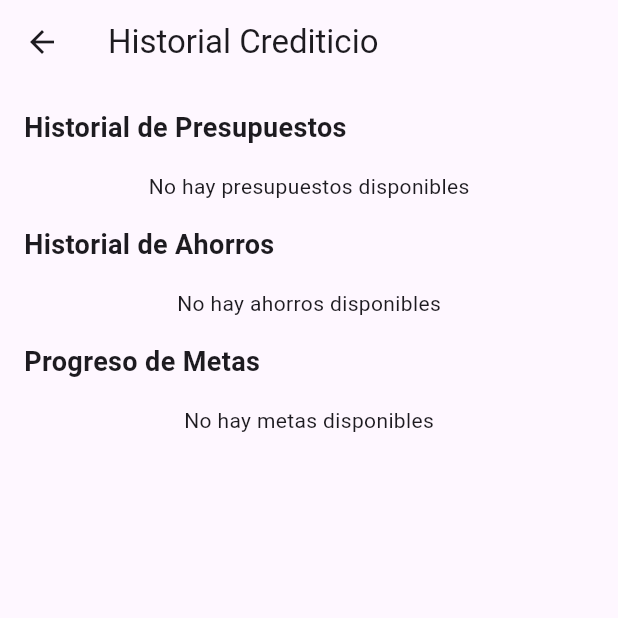
After one commit to AlfonsoMaPo/Proyecto_AhorroTrack, a Flutter app: the HomePage screen opened by its route, in the side drawer, after a tap on "Historial Crediticio", on a phone screen of 412 x 824 dp, the top half of it. The commit adds this screen. Run offline on Flutter 3.47's test engine with Material 3 defaults, Android fonts, the phone set to English and light mode, and no system bars; our stand-ins replace cloud_firestore, firebase_auth, firebase_core, get; accounts and stored records are empty; network calls fail.

Commit message:
Historial y retos finalizados

```diff
--- a/lib/Controllers/presupuesto_controller.dart
+++ b/lib/Controllers/presupuesto_controller.dart
@@ -41,6 +41,10 @@ class PresupuestoController extends GetxController {
 
   addPresupuestos(Presupuesto presupuestos) async {
     try {
+      if (presupuestos.gastoTotal < 0 || presupuestos.montoTotal < 0) {
+         throw Exception("Los valores no pueden ser negativos.");
+         }
+
       final User? user = FirebaseAuth.instance.currentUser;
       if (user == null) throw Exception("Usuario no autenticado");
 
@@ -57,6 +61,10 @@ class PresupuestoController extends GetxController {
 
   actualizarPresupuestos(Presupuesto presupuestos) async {
     try {
+      if (presupuestos.gastoTotal < 0 || presupuestos.montoTotal < 0) {
+        throw Exception("Los valores no pueden ser negativos.");
+        }
+
       await baseData.collection('Presupuestos').doc(presupuestos.id).update(presupuestos.toJson());
       getPresupuestos();
       getUltimoPresupuesto();
--- a/lib/Pages/ahorros_page.dart
+++ b/lib/Pages/ahorros_page.dart
@@ -103,7 +103,7 @@ class AhorrosPage extends StatelessWidget {
             final ahorro = ahorroController.ahorros[index];
             return Card(
               child: ListTile(
-                leading: const Icon(Icons.savings),
+                leading: const Icon(Icons.savings,color:Colors.pinkAccent),
                 title: Text('Monto: LPS ${ahorro.monto}'),
                 subtitle: Column(
                   crossAxisAlignment: CrossAxisAlignment.start,
@@ -113,7 +113,7 @@ class AhorrosPage extends StatelessWidget {
                   ],
                 ),
                 trailing: IconButton(
-                  icon: const Icon(Icons.delete),
+                  icon: const Icon(Icons.delete,color: Colors.red,),
                   onPressed: () {
                     ahorroController.eliminarAhorro(ahorro.id);
                   },
--- /dev/null
+++ b/lib/Pages/historial_crediticiopage.dart
@@ -0,0 +1,125 @@
+import 'package:flutter/material.dart';
+import 'package:get/get.dart';
+import 'package:myapp/Controllers/presupuesto_controller.dart';
+import 'package:myapp/Controllers/ahorro_controller.dart';
+import 'package:myapp/Controllers/meta_controller.dart';
+
+class HistorialCrediticioPage extends StatelessWidget {
+  const HistorialCrediticioPage({super.key});
+
+  @override
+  Widget build(BuildContext context) {
+    final PresupuestoController presupuestoController = Get.put(PresupuestoController());
+    final AhorroController ahorroController = Get.put(AhorroController());
+    final MetaController metaController = Get.put(MetaController());
+
+    return Scaffold(
+      appBar: AppBar(
+        title: const Text('Historial Crediticio'),
+      ),
+      body: SingleChildScrollView(
+        child: Column(
+          crossAxisAlignment: CrossAxisAlignment.start,
+          children: [
+            const Padding(
+              padding: EdgeInsets.all(16.0),
+              child: Text(
+                'Historial de Presupuestos',
+                style: TextStyle(
+                  fontSize: 18,
+                  fontWeight: FontWeight.bold),
+              ),
+            ),
+            Obx(() {
+              if (presupuestoController.presupuestos.isEmpty) {
+                return const Center(child: Text('No hay presupuestos disponibles'));
+              }
+              return ListView.builder(
+                shrinkWrap: true,
+                physics: const NeverScrollableScrollPhysics(),
+                itemCount: presupuestoController.presupuestos.length,
+                itemBuilder: (context, index) {
+                  final presupuesto = presupuestoController.presupuestos[index];
+                  return Card(
+                    child: ListTile(
+                      leading: const Icon(Icons.account_balance_wallet),
+                      title: Text(presupuesto.categoria),
+                      subtitle: Text(
+                          'Gastado: LPS ${presupuesto.gastoTotal} / LPS ${presupuesto.montoTotal}'),
+                      trailing: CircularProgressIndicator(
+                        value: (presupuesto.gastoTotal / presupuesto.montoTotal),
+                      ),
+                    ),
+                  );
+                },
+              );
+            }),
+            const Padding(
+              padding: EdgeInsets.all(16.0),
+              child: Text(
+                'Historial de Ahorros',
+                style: TextStyle(fontSize: 18, fontWeight: FontWeight.bold),
+              ),
+            ),
+            Obx(() {
+              if (ahorroController.ahorros.isEmpty) {
+                return const Center(child: Text('No hay ahorros disponibles'));
+              }
+              return ListView.builder(
+                shrinkWrap: true,
+                physics:const NeverScrollableScrollPhysics(),
+                itemCount: ahorroController.ahorros.length,
+                itemBuilder: (context, index) {
+                  final ahorro = ahorroController.ahorros[index];
+                  return Card(
+                    child: ListTile(
+                      leading: const Icon(Icons.savings),
+                      title: Text(ahorro.categoria),
+                      subtitle: Text(
+                          'Monto: LPS ${ahorro.monto} / Meses: ${ahorro.meses}'),
+                    ),
+                  );
+                },
+              );
+            }),
+            const Padding(
+              padding: EdgeInsets.all(16.0),
+              child: Text(
+                'Progreso de Metas',
+                style: TextStyle(fontSize: 18, fontWeight: FontWeight.bold),
+              ),
+            ),
+            Obx(() {
+              if (metaController.metas.isEmpty) {
+                return const Center(child: Text('No hay metas disponibles'));
+              }
+              return ListView.builder(
+                shrinkWrap: true,
+                physics:const NeverScrollableScrollPhysics(),
+                itemCount: metaController.metas.length,
+                itemBuilder: (context, index) {
+                  final meta = metaController.metas[index];
+                  return Card(
+                    child: ListTile(
+                      leading: const Icon(Icons.show_chart),
+                      title: Text(meta.descripcion),
+                      subtitle: Column(
+                        crossAxisAlignment: CrossAxisAlignment.start,
+                        children: [
+                          Text('Progreso: LPS ${meta.progreso} / LPS ${meta.montoObjetivo}'),
+                          LinearProgressIndicator(
+                            value: meta.progreso / meta.montoObjetivo,
+                          ),
+                        ],
+                      ),
+                    ),
+                  );
+                },
+              );
+            }),
+          ],
+        ),
+      ),
+    );
+  }
+}
--- a/lib/Pages/home_page.dart
+++ b/lib/Pages/home_page.dart
@@ -4,6 +4,7 @@ import 'package:get/get.dart';
 import 'package:myapp/Controllers/ahorro_controller.dart';
 import 'package:myapp/Controllers/meta_controller.dart';
 import 'package:myapp/Controllers/presupuesto_controller.dart';
+import 'package:myapp/Controllers/reto_controller.dart';
 
 class HomePage extends StatelessWidget {
   const HomePage({super.key});
@@ -16,6 +17,9 @@ class HomePage extends StatelessWidget {
     try {
       await FirebaseAuth.instance.signOut();
       Get.find<PresupuestoController>().clearData();
+      Get.find<MetaController>().clearData();
+      Get.find<AhorroController>().clearDataahorro();
+      Get.find<RetoFinancieroController>().clearRetoData();
       Navigator.pushReplacementNamed(context, '/');
     } catch (e) {
       throw Exception('Error al cerrar sesión: $e');
@@ -25,7 +29,7 @@ class HomePage extends StatelessWidget {
   switchAccount(BuildContext context) async {
     try {
       await FirebaseAuth.instance.signOut();
-      Navigator.pushReplacementNamed(context, '/login');
+      Navigator.pushReplacementNamed(context, '/');
     } catch (e) {
       throw Exception('Error al cambiar de cuenta: $e');
     }
@@ -40,7 +44,11 @@ class HomePage extends StatelessWidget {
 
     return Scaffold(
       appBar: AppBar(
-        title: const Text('Inicio'),
+        title: const Text('Inicio',
+        style: TextStyle(
+          fontWeight: FontWeight.bold
+        ),
+        ),
         backgroundColor: Colors.green.shade600,
       ),
       drawer: Drawer(
@@ -99,7 +107,23 @@ class HomePage extends StatelessWidget {
                 Navigator.pushNamed(context, '/metas');
               },
             ),
+            ListTile(
+            leading: const Icon(Icons.history),
+            title: const Text('Historial Crediticio'),
+            onTap: () {
+              Navigator.pushNamed(context, '/historial');
+              },
+            ),
+            ListTile(
+               leading: const Icon(Icons.task),
+               title: const Text('Retos Financieros'),
+               onTap: () {
+                Navigator.pushNamed(context, '/retos');
+                },
+            ),
+
             const Divider(),
+
             ListTile(
               leading: const Icon(Icons.switch_access_shortcut_rounded),
               title: const Text('Cambiar cuenta'),
@@ -160,8 +184,8 @@ class HomePage extends StatelessWidget {
                     subtitle: Text(
                         'Gastado: LPS ${ultimoPresupuesto.gastoTotal} / LPS ${ultimoPresupuesto.montoTotal}'),
                     trailing: CircularProgressIndicator(
-                      value: (ultimoPresupuesto.gastoTotal /
-                          ultimoPresupuesto.montoTotal),
+                      value: (ultimoPresupuesto.gastoTotal/ultimoPresupuesto.montoTotal),
+                      color: (ultimoPresupuesto.gastoTotal>ultimoPresupuesto.montoTotal) ? Colors.red : Colors.green,
                     ),
                     onTap: () {
                       Navigator.pushNamed(context, '/presupuestos');
@@ -193,13 +217,15 @@ class HomePage extends StatelessWidget {
                     child: ListTile(
                       leading: const Icon(Icons.show_chart),
                       title: Text(ultimaMeta.descripcion),
-                     subtitle: Text( 'Progreso: ${ultimaMeta.progreso}/${ultimaMeta.montoObjetivo}'),
-                     trailing: CircularProgressIndicator(
-                      value: (ultimaMeta.progreso / ultimaMeta.montoObjetivo),
+                      subtitle: Column(
+                        crossAxisAlignment: CrossAxisAlignment.start,
+                        children: [
+                          Text('Progreso: LPS ${ultimaMeta.progreso} / LPS ${ultimaMeta.montoObjetivo}'),
+                          LinearProgressIndicator(
+                            value: ultimaMeta.progreso / ultimaMeta.montoObjetivo,
+                          ),
+                        ],
                       ),
-                     onTap: () {
-                      Navigator.pushNamed(context, '/metas');
-                      },
                     ),
                   ),
                 ],
--- a/lib/main.dart
+++ b/lib/main.dart
@@ -3,9 +3,11 @@ import 'package:firebase_core/firebase_core.dart';
 import 'package:get/get.dart';
 import 'package:myapp/Controllers/presupuesto_controller.dart';
 import 'package:myapp/Pages/ahorros_page.dart';
+import 'package:myapp/Pages/historial_crediticiopage.dart';
 import 'package:myapp/Pages/home_page.dart';
 import 'package:myapp/Pages/metas_page.dart';
 import 'package:myapp/Pages/presupuesto_page.dart';
+import 'package:myapp/Pages/retos_page.dart';
 import 'package:myapp/Security/login_page.dart';
 import 'package:myapp/Security/registration.dart';
 
@@ -31,6 +33,8 @@ class AhorroTrackApp extends StatelessWidget {
         '/presupuestos':(context)=> const PresupuestoPage(),
         '/metas':(context)=> const MetasPage(),
         '/registro':(context)=> const RegistroPage(),
+        '/historial':(context)=> const HistorialCrediticioPage(),
+        '/retos':(context)=> const RetosFinancierosPage(),
       },
     );
   }
```
Also changed, not shown: lib/Controllers/reto_controller.dart (added, +72 -0 lines), lib/Models/retos.dart (added, +42 -0 lines), lib/Pages/metas_page.dart (+13 -10 lines), lib/Pages/presupuesto_page.dart (+4 -4 lines), lib/Pages/retos_page.dart (added, +172 -0 lines), lib/Security/login_page.dart (+19 -15 lines), lib/Widget/custom_presupuesto.dart (+17 -17 lines).
